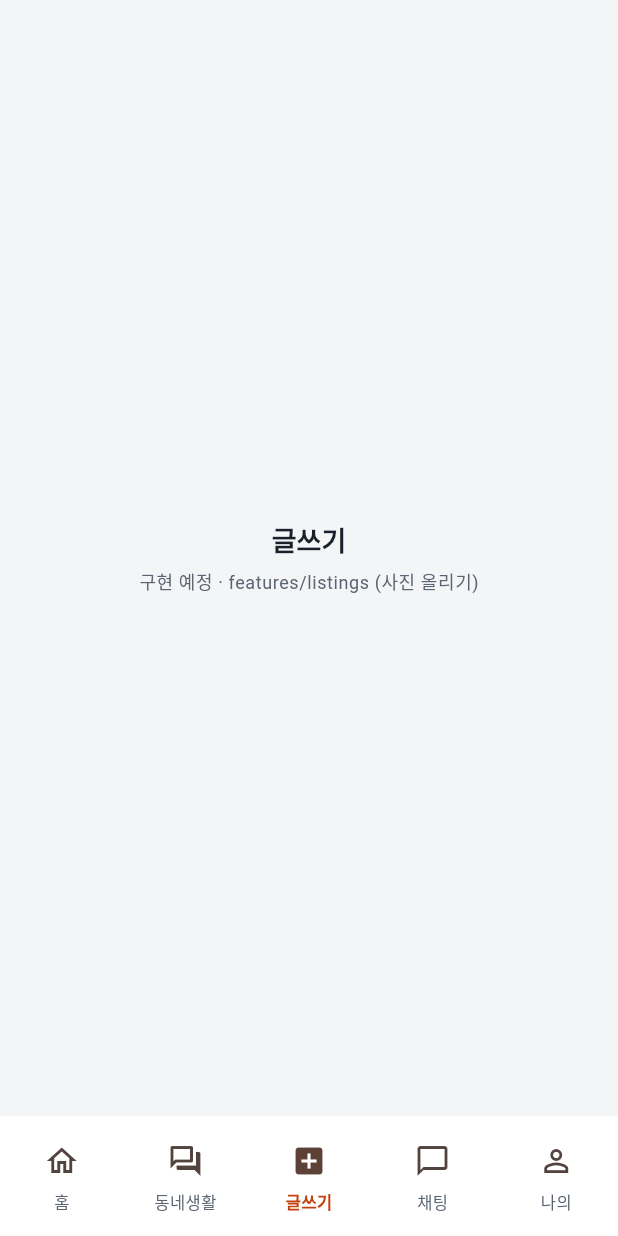
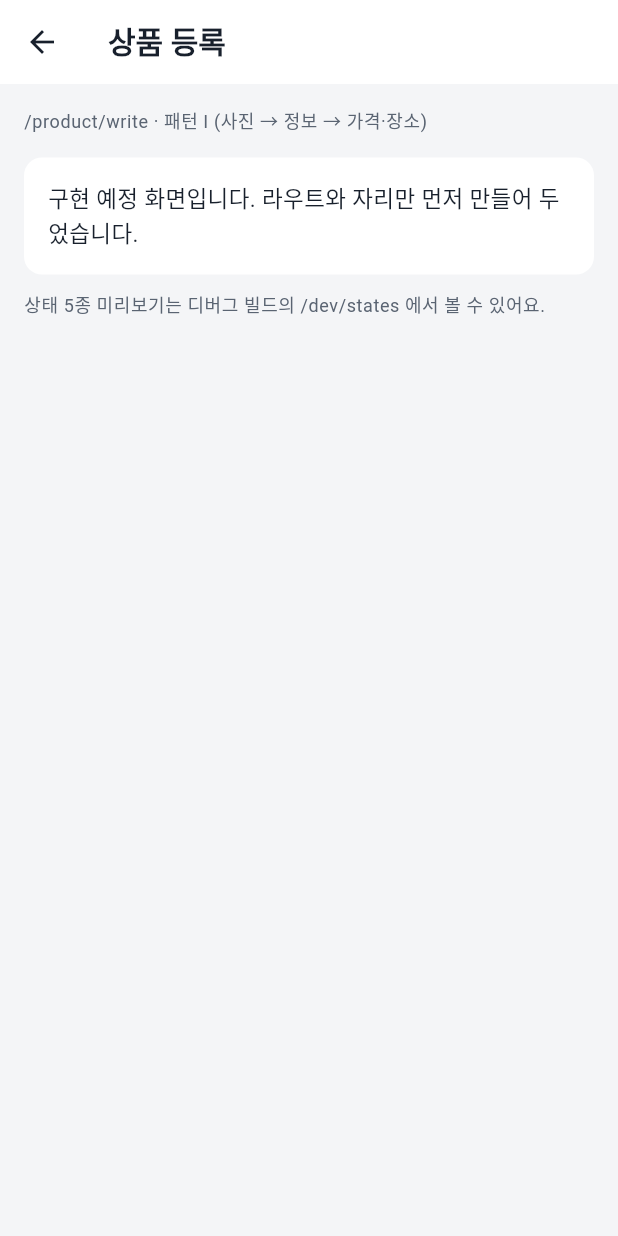
Before and after one commit to DevOps0906/dongne-jangter-flutter, a Flutter app: the screen it shows after launch, item 3 of the bottom bar chosen, on a phone screen of 412 x 824 dp. Run offline on Flutter 3.47's test engine with Material 3 defaults, Android fonts, the phone set to English and light mode, and no system bars; our stand-ins replace flutter_riverpod, go_router, google_fonts, supabase_flutter; accounts and stored records are empty.

Commit message:
[T-101~T-104] Flutter 라우트 골격, 하단 5탭, 상태 5종 위젯
- T-101: 웹과 같은 경로의 라우트 21개 이상 (router.dart), 구체적 경로를 동적 경로보다 먼저 배치
- T-102: MainShell을 4개 브랜치 + 가운데 글쓰기(상품 등록 열기)로 구성, 탭 바는 탭 영역에만
- T-103: StateView (로딩 스켈레톤, 빈, 오류, 권한없음), 시맨틱 라이브 리전
- T-104: 디버그 빌드 전용 /dev/states 미리보기
- 스모크 테스트 2개 추가 (홈 탭과 5탭, 권한없음 상태)
- spec 서브모듈을 47507d1로 갱신
- README: 라우트 표, 공용 위젯, 개발 방법 추가

참고: Dart SDK가 없는 환경에서 작성해 flutter analyze와 flutter test는 아직 실행하지 않음

Co-Authored-By: Claude Haiku 5.5 <noreply@anthropic.com>
Claude-Session: https://claude.ai/code/session_01Avgd1y3Tk18n1RzjF64g4w

```diff
--- a/lib/app/router.dart
+++ b/lib/app/router.dart
@@ -1,73 +1,86 @@
-import 'package:flutter/material.dart';
+import 'package:flutter/foundation.dart';
 import 'package:go_router/go_router.dart';
 
 import '../core/widgets/main_shell.dart';
 import '../core/widgets/placeholder_screen.dart';
+import '../core/widgets/state_preview_screen.dart';
 
-/// 라우트 구조는 spec/docs/design/pattern-mapping.md 의 5탭·21화면 구조를 따릅니다.
-/// 지금은 탭 뼈대와 자리 표시 화면만 있습니다. 화면은 features/ 아래에 채워 넣습니다.
+/// 라우트는 웹(`src/app`)과 같은 경로를 씁니다. 기준은 개발지시서 4장입니다.
+/// 탭 바는 StatefulShellRoute 안(홈·동네생활·채팅·나의)에만 보입니다.
+/// 같은 패턴 경로는 더 구체적인 경로(예: /product/write)를 먼저 둡니다.
+GoRoute _page({
+  required String path,
+  required String title,
+  required String pattern,
+  String? paramName,
+  String? paramLabel,
+}) {
+  return GoRoute(
+    path: path,
+    builder: (context, state) {
+      final detail = paramName == null
+          ? null
+          : '$paramLabel: ${state.pathParameters[paramName] ?? '-'}';
+      return PlaceholderScreen(
+        title: title,
+        route: path,
+        pattern: pattern,
+        detail: detail,
+      );
+    },
+  );
+}
+
 final GoRouter appRouter = GoRouter(
   initialLocation: '/home',
   routes: [
-    GoRoute(
-      path: '/login',
-      builder: (context, state) =>
-          const PlaceholderScreen(title: '로그인', note: 'features/auth'),
-    ),
+    // ── 인증·동네 (탭 바 없음)
+    _page(path: '/login', title: '로그인·인증', pattern: 'I + V-K'),
+    _page(path: '/login/verify', title: '인증번호 입력', pattern: 'I + V-K'),
+    _page(path: '/setup/location', title: '동네 설정·인증', pattern: 'I + 고유'),
+    _page(path: '/location/map', title: '동네 지도', pattern: '고유'),
+
+    // ── 탭 바 영역 (홈·동네생활·채팅·나의)
     StatefulShellRoute.indexedStack(
       builder: (context, state, navigationShell) =>
           MainShell(navigationShell: navigationShell),
       branches: [
-        StatefulShellBranch(
-          routes: [
-            GoRoute(
-              path: '/home',
-              builder: (context, state) =>
-                  const PlaceholderScreen(title: '홈', note: 'features/listings'),
-            ),
-          ],
-        ),
-        StatefulShellBranch(
-          routes: [
-            GoRoute(
-              path: '/community',
-              builder: (context, state) => const PlaceholderScreen(
-                title: '동네생활',
-                note: 'features/community',
-              ),
-            ),
-          ],
-        ),
-        StatefulShellBranch(
-          routes: [
-            GoRoute(
-              path: '/write',
-              builder: (context, state) => const PlaceholderScreen(
-                title: '글쓰기',
-                note: 'features/listings (사진 올리기)',
-              ),
-            ),
-          ],
-        ),
-        StatefulShellBranch(
-          routes: [
-            GoRoute(
-              path: '/chat',
-              builder: (context, state) =>
-                  const PlaceholderScreen(title: '채팅', note: 'features/chat'),
-            ),
-          ],
-        ),
-        StatefulShellBranch(
-          routes: [
-            GoRoute(
-              path: '/my',
-              builder: (context, state) =>
-                  const PlaceholderScreen(title: '나의 동네장터', note: 'features/my'),
-            ),
-          ],
-        ),
+        StatefulShellBranch(routes: [
+          _page(path: '/home', title: '홈 피드', pattern: 'B + G'),
+        ]),
+        StatefulShellBranch(routes: [
+          _page(path: '/community', title: '동네생활 피드', pattern: 'B + G'),
+        ]),
+        StatefulShellBranch(routes: [
+          _page(path: '/chat', title: '채팅 목록', pattern: 'F (1단)'),
+        ]),
+        StatefulShellBranch(routes: [
+          _page(path: '/my', title: '나의 중고거래마켓', pattern: 'H + G'),
+        ]),
       ],
     ),
+
+    // ── 전체 화면 (탭 바 없음). 구체적 경로를 동적 경로보다 먼저 둡니다.
+    _page(path: '/home/search', title: '검색', pattern: 'B'),
+    _page(path: '/product/write', title: '상품 등록', pattern: 'I (사진 → 정보 → 가격·장소)'),
+    _page(path: '/product/:id', title: '상품 상세', pattern: 'G', paramName: 'id', paramLabel: '상품 ID'),
+    _page(path: '/product/:id/offer', title: '가격 제안 시트', pattern: 'BottomSheet (V-K)', paramName: 'id', paramLabel: '상품 ID'),
+    _page(path: '/product/:id/edit', title: '상품 수정', pattern: 'I', paramName: 'id', paramLabel: '상품 ID'),
+    _page(path: '/chat/:roomId', title: '채팅방', pattern: 'F 본문', paramName: 'roomId', paramLabel: '채팅방 ID'),
+    _page(path: '/community/write', title: '동네생활 글쓰기', pattern: 'I (1단계)'),
+    _page(path: '/community/:id', title: '게시글 상세', pattern: 'G', paramName: 'id', paramLabel: '게시글 ID'),
+    _page(path: '/my/sales', title: '판매 내역', pattern: 'B + G'),
+    _page(path: '/my/purchases', title: '구매 내역', pattern: 'B + G'),
+    _page(path: '/my/likes', title: '관심 목록', pattern: 'B'),
+    _page(path: '/my/settings', title: '설정', pattern: 'H'),
+    _page(path: '/profile/:userId', title: '판매자 프로필', pattern: 'G (V-F 매너온도)', paramName: 'userId', paramLabel: '사용자 ID'),
+    _page(path: '/review/write', title: '매너 평가', pattern: 'I (2단계)'),
+
+    // ── 개발용 (디버그 빌드에서만)
+    if (kDebugMode)
+      GoRoute(
+        path: '/dev/states',
+        builder: (context, state) => const StatePreviewScreen(),
+      ),
   ],
 );
--- a/lib/core/widgets/main_shell.dart
+++ b/lib/core/widgets/main_shell.dart
@@ -1,31 +1,43 @@
 import 'package:flutter/material.dart';
 import 'package:go_router/go_router.dart';
 
-/// 하단 5탭. 가운데 탭(글쓰기)은 사진 올리기 화면으로 이어집니다.
+/// 하단 5탭 (T-102). 가운데 글쓰기는 탭 전환이 아니라 상품 등록 화면을 엽니다.
+/// 웹(`src/lib/navigation.ts`)과 같은 순서와 경로를 씁니다.
 class MainShell extends StatelessWidget {
   const MainShell({super.key, required this.navigationShell});
 
   final StatefulNavigationShell navigationShell;
 
-  static const _destinations = <NavigationDestination>[
-    NavigationDestination(icon: Icon(Icons.home_outlined), selectedIcon: Icon(Icons.home), label: '홈'),
-    NavigationDestination(icon: Icon(Icons.forum_outlined), selectedIcon: Icon(Icons.forum), label: '동네생활'),
-    NavigationDestination(icon: Icon(Icons.add_box_outlined), selectedIcon: Icon(Icons.add_box), label: '글쓰기'),
-    NavigationDestination(icon: Icon(Icons.chat_bubble_outline), selectedIcon: Icon(Icons.chat_bubble), label: '채팅'),
-    NavigationDestination(icon: Icon(Icons.person_outline), selectedIcon: Icon(Icons.person), label: '나의'),
-  ];
+  /// 화면 탭 위치 → 셸 브랜치 번호. 가운데(2)는 브랜치가 없습니다.
+  static const _branchForTab = <int, int>{0: 0, 1: 1, 3: 2, 4: 3};
+  static const _tabForBranch = <int, int>{0: 0, 1: 1, 2: 3, 3: 4};
+  static const _writeTab = 2;
 
   @override
   Widget build(BuildContext context) {
+    final selectedTab = _tabForBranch[navigationShell.currentIndex] ?? 0;
+
     return Scaffold(
       body: navigationShell,
       bottomNavigationBar: NavigationBar(
-        selectedIndex: navigationShell.currentIndex,
-        destinations: _destinations,
-        onDestinationSelected: (index) => navigationShell.goBranch(
-          index,
-          initialLocation: index == navigationShell.currentIndex,
-        ),
+        selectedIndex: selectedTab,
+        onDestinationSelected: (tab) {
+          if (tab == _writeTab) {
+            context.push('/product/write');
+            return;
+          }
+          navigationShell.goBranch(
+            _branchForTab[tab]!,
+            initialLocation: _branchForTab[tab] == navigationShell.currentIndex,
+          );
+        },
+        destinations: const [
+          NavigationDestination(icon: Icon(Icons.home_outlined), selectedIcon: Icon(Icons.home), label: '홈'),
+          NavigationDestination(icon: Icon(Icons.forum_outlined), selectedIcon: Icon(Icons.forum), label: '동네생활'),
+          NavigationDestination(icon: Icon(Icons.add_box_outlined), selectedIcon: Icon(Icons.add_box), label: '글쓰기'),
+          NavigationDestination(icon: Icon(Icons.chat_bubble_outline), selectedIcon: Icon(Icons.chat_bubble), label: '채팅'),
+          NavigationDestination(icon: Icon(Icons.person_outline), selectedIcon: Icon(Icons.person), label: '나의'),
+        ],
       ),
     );
   }
--- a/lib/core/widgets/placeholder_screen.dart
+++ b/lib/core/widgets/placeholder_screen.dart
@@ -2,28 +2,55 @@ import 'package:flutter/material.dart';
 
 import '../theme/tokens.g.dart';
 
-/// 구현 전 자리 표시 화면. 실제 화면이 완성되면 이 위젯 대신 features/ 의 화면을 연결합니다.
+/// 구현 전 자리 표시 화면 (T-101). 실제 화면을 만들면 features/ 의 화면으로 바꿉니다.
 class PlaceholderScreen extends StatelessWidget {
-  const PlaceholderScreen({super.key, required this.title, required this.note});
+  const PlaceholderScreen({
+    super.key,
+    required this.title,
+    required this.route,
+    required this.pattern,
+    this.detail,
+  });
 
   final String title;
-  final String note;
+  final String route;
+  final String pattern;
+  final String? detail;
 
   @override
   Widget build(BuildContext context) {
-    return SafeArea(
-      child: Center(
-        child: Column(
-          mainAxisSize: MainAxisSize.min,
+    final textTheme = Theme.of(context).textTheme;
+
+    return Scaffold(
+      appBar: AppBar(title: Text(title)),
+      body: SafeArea(
+        child: ListView(
+          padding: EdgeInsets.all(AppSpace.s4),
           children: [
             Text(
-              title,
-              style: Theme.of(context).textTheme.headlineSmall,
+              '$route · 패턴 $pattern',
+              style: textTheme.bodySmall,
             ),
-            SizedBox(height: AppSpace.s2),
+            if (detail != null) ...[
+              SizedBox(height: AppSpace.s1),
+              Text(detail!, style: textTheme.bodySmall),
+            ],
+            SizedBox(height: AppSpace.s4),
+            Container(
+              padding: EdgeInsets.all(AppSpace.s4),
+              decoration: BoxDecoration(
+                color: AppColors.surface,
+                borderRadius: BorderRadius.circular(AppRadius.card),
+              ),
+              child: Text(
+                '구현 예정 화면입니다. 라우트와 자리만 먼저 만들어 두었습니다.',
+                style: textTheme.bodyMedium,
+              ),
+            ),
+            SizedBox(height: AppSpace.s3),
             Text(
-              '구현 예정 · $note',
-              style: Theme.of(context).textTheme.bodySmall,
+              '상태 5종 미리보기는 디버그 빌드의 /dev/states 에서 볼 수 있어요.',
+              style: textTheme.bodySmall,
             ),
           ],
         ),
--- /dev/null
+++ b/lib/core/widgets/state_preview_screen.dart
@@ -0,0 +1,53 @@
+import 'package:flutter/material.dart';
+
+import '../theme/tokens.g.dart';
+import 'state_view.dart';
+
+/// 상태 5종 미리보기 (T-104). 디버그 빌드에서만 라우트가 열립니다.
+class StatePreviewScreen extends StatelessWidget {
+  const StatePreviewScreen({super.key});
+
+  @override
+  Widget build(BuildContext context) {
+    return Scaffold(
+      appBar: AppBar(title: const Text('상태 5종 미리보기')),
+      body: ListView(
+        padding: EdgeInsets.all(AppSpace.s4),
+        children: [
+          Text('1. 기본 상태는 각 화면이 그립니다 (예: 상품 카드 목록)',
+              style: Theme.of(context).textTheme.bodySmall),
+          SizedBox(height: AppSpace.s3),
+          const Text('2. 로딩 (스켈레톤)'),
+          const StateView(kind: ScreenStateKind.loading),
+          SizedBox(height: AppSpace.s3),
+          const Text('3. 빈 상태 (다음 행동 안내)'),
+          StateView(
+            kind: ScreenStateKind.empty,
+            title: '이 동네에 아직 올라온 물건이 없어요',
+            description: '첫 번째 물건을 올려 보세요.',
+            actionLabel: '물건 올리기',
+            onAction: () {},
+          ),
+          SizedBox(height: AppSpace.s3),
+          const Text('4. 오류 (원인과 재시도)'),
+          StateView(
+            kind: ScreenStateKind.error,
+            title: '사진 업로드에 실패했어요',
+            description: '네트워크 상태를 확인하고 다시 시도해 주세요.',
+            actionLabel: '다시 시도',
+            onAction: () {},
+          ),
+          SizedBox(height: AppSpace.s3),
+          const Text('5. 권한없음 (필수 권한은 숨기지 않고 안내)'),
+          StateView(
+            kind: ScreenStateKind.forbidden,
+            title: '동네 인증에 위치 권한이 필요해요',
+            description: '위치 권한을 허용하면 내 동네를 찾을 수 있어요.',
+            actionLabel: '설정 열기',
+            onAction: () {},
+          ),
+        ],
+      ),
+    );
+  }
+}
```
Also changed, not shown: lib/core/widgets/state_view.dart (added, +143 -0 lines), 2 other files.
